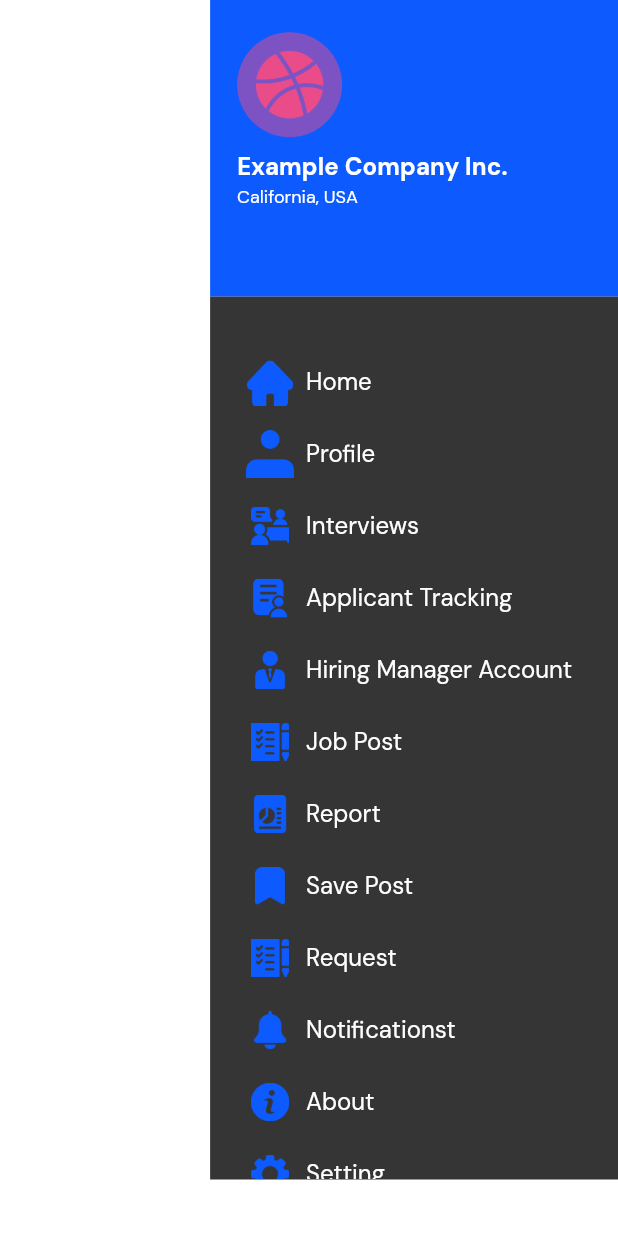
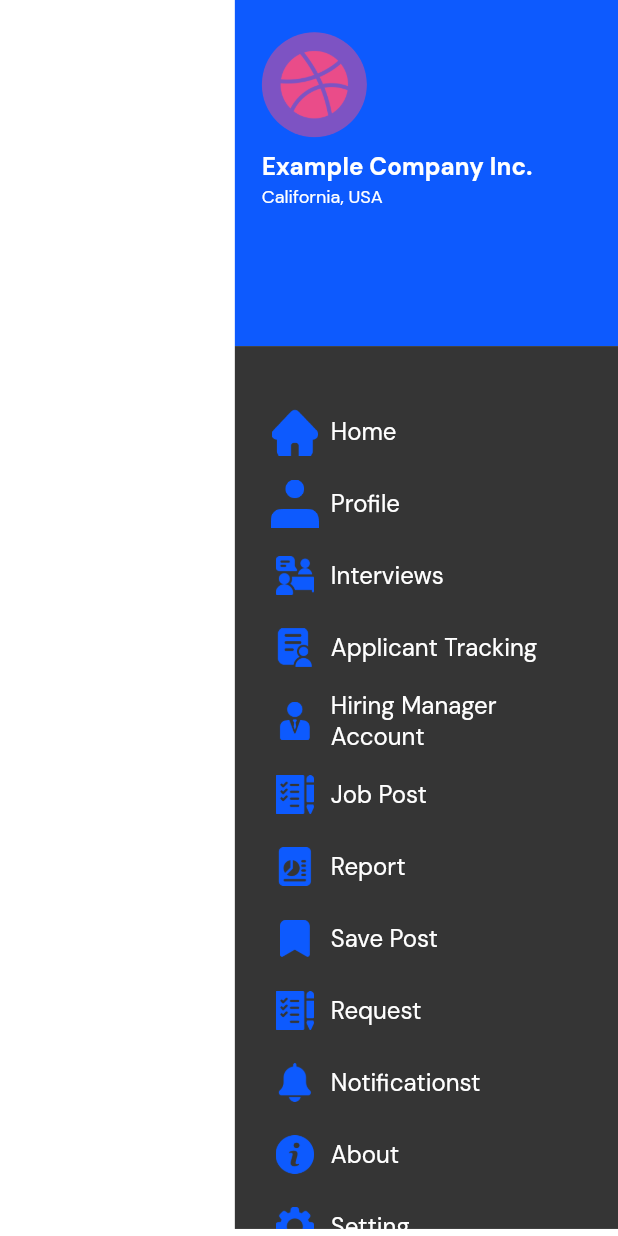
Before and after one commit to Apptesting7260/Flikka, a Flutter app: the DrawerRecruiter screen opened directly, on a phone screen of 412 x 824 dp. Run offline on Flutter 3.47's test engine with Material 2 defaults, Android fonts, the phone set to English and light mode, and no system bars; our stand-ins replace cached_network_image, dotted_border, dropdown_button2, file_picker, flutter_advanced_switch, flutter_card_swiper and 16 more; missing offline and left inert: flutter_downloader, new_pinput, omni_datetime_picker, table_calendar_null_safe; accounts and stored records are empty; network calls fail; project files that could hold a hidden picture were left out.

Commit message:
4/11/2023

```diff
--- a/lib/Job Recruiter/RecruiterDrawer/drawer_recruiter.dart
+++ b/lib/Job Recruiter/RecruiterDrawer/drawer_recruiter.dart
@@ -28,34 +28,41 @@ class _DrawerRecruiterState extends State<DrawerRecruiter> {
     return
       Scaffold(
         backgroundColor: Colors.transparent,
-        body: Row(mainAxisAlignment: MainAxisAlignment.end, children: [
-          Container(
+        body: Row(
+            mainAxisAlignment: MainAxisAlignment.end,
+            children: [
+          SingleChildScrollView(
+            physics: NeverScrollableScrollPhysics(),
+            child: SizedBox(
+              height: Get.height,
+              width: Get.width,
+              child: Stack(
+                children: [
+                  GestureDetector(
+                    onTap: () {
+                      Get.back() ;
+                    },
+                  ) ,
+                  Positioned(
+                    right: 0,
+                    child: Container(
                       //height: Get.height * 1.43,
-            width: Get.width * 0.66,
+                      width: Get.width * 0.62,
                       color: Colors.transparent,
-            alignment: Alignment.centerLeft,
+                      alignment: Alignment.centerRight,
                       child: Column(
                         children: [
                           Center(
                             child: Container(
-                    height: Get.height*.24,
+                              height: Get.height*.28,
                               width: double.infinity,
-                    decoration: BoxDecoration(
-                        // gradient: LinearGradient(
-                        //   colors: [
-                        //     Color(0xFF4D6FED),
-                        //     Color(0xff00008b),
-                        //   ],
-                        //   begin: Alignment.bottomCenter,
-                        //   end: Alignment.topCenter,
-                        // )
-                      color: AppColors.blueThemeColor
+                              decoration: const BoxDecoration(
+                                  color: AppColors.blueThemeColor,
                               ),
                               child: Column(
                                 crossAxisAlignment: CrossAxisAlignment.start,
                                 children: [
                                   SizedBox(height: Get.height*.026,),
-
                                   Padding(
                                     padding: const EdgeInsets.only(left: 18.0),
                                     child: Column(
@@ -63,8 +70,8 @@ class _DrawerRecruiterState extends State<DrawerRecruiter> {
                                       children: [
                                         CircleAvatar(
                                           radius:35,
-                                backgroundColor: Color(0xffE94D8A).withOpacity(0.3),
-                                backgroundImage: AssetImage("assets/images/icon_recruiter_drawer.png"),
+                                          backgroundColor: const Color(0xffE94D8A).withOpacity(0.3),
+                                          backgroundImage: const AssetImage("assets/images/icon_recruiter_drawer.png"),
                                           //backgroundImage: NetworkImage('https://images.unsplash.com/photo-1534528741775-53994a69daeb?ixlib=rb-4.0.3&ixid=M3wxMjA3fDB8MHxwaG90by1wYWdlfHx8fGVufDB8fHx8fA%3D%3D&auto=format&fit=crop&w=764&q=80'),
                                         ),
                                         const SizedBox(
@@ -90,8 +97,7 @@ class _DrawerRecruiterState extends State<DrawerRecruiter> {
                             ),
                           ),
 
-                Flexible(
-                  child: Container(
+                          Container(
                             height: Get.height/1.4,
                             color: const Color(0xff353535),
                             child: SingleChildScrollView(
@@ -345,9 +351,14 @@ class _DrawerRecruiterState extends State<DrawerRecruiter> {
                                 ],
                               ),
                             ),
-                  ),
                           )
                         ],
+                      ),
+                    ),
+                  ),
+                ],
+
+              ),
             ),
           ),
         ]),
--- a/lib/Job Recruiter/recruiter_profile/jobs.dart
+++ b/lib/Job Recruiter/recruiter_profile/jobs.dart
@@ -62,7 +62,7 @@ class _RecruiterJobsState extends State<RecruiterJobs> {
           ) :
           Column(
             children: [
-              SizedBox(height: Get.height*.06,),
+              SizedBox(height: Get.height*.02,),
               ListView.builder(
                 physics: const NeverScrollableScrollPhysics(),
                 itemCount: widget.recruiterJobsData?.length,
--- a/lib/Job Seeker/SeekerHome/home_swiper_find_job_widget.dart
+++ b/lib/Job Seeker/SeekerHome/home_swiper_find_job_widget.dart
@@ -231,7 +231,7 @@ class _HomeSwiperWidgetState extends State<HomeSwiperWidget> {
                         style: Theme.of(context).textTheme.titleSmall?.copyWith(fontWeight: FontWeight.w700),
                       ),
                       SizedBox(height: Get.height * .008,),
-                      Text( CommonFunctions.parseHTML(data?.description) ?? "" ,
+                      Text( CommonFunctions.parseHTML("${data?.description}") ?? "" ,
                         // overflow: TextOverflow.ellipsis,
                         // softWrap: true,
                         style: Theme.of(context).textTheme.bodySmall!.copyWith(color: AppColors.ratingcommenttextcolor),
@@ -239,7 +239,7 @@ class _HomeSwiperWidgetState extends State<HomeSwiperWidget> {
                       SizedBox(height: Get.height * 0.03,),
                       Text("Requirements", style: Theme.of(context).textTheme.titleSmall?.copyWith(fontWeight: FontWeight.w700),),
                       SizedBox(height: Get.height * .007,),
-                      Text( CommonFunctions.parseHTML(data?.requirements) ?? "" ,
+                      Text( CommonFunctions.parseHTML("${data?.requirements}") ?? "" ,
                         style: Theme.of(context).textTheme.bodySmall!.copyWith(color: AppColors.ratingcommenttextcolor),),
                       SizedBox(height: Get.height*.02,),
                     ],
--- a/lib/utils/CommonFunctions.dart
+++ b/lib/utils/CommonFunctions.dart
@@ -75,7 +75,9 @@ class CommonFunctions {
                     width: Get.width*.25,
                     height: Get.height*.05,
                     title: "No",
-                    onTap1: () { Get.back() ;},)
+                    onTap1: () {
+                      Get.back();
+                      },)
                 ],
               ),
             ],
```
Also changed, not shown: lib/Job Recruiter/AddJobPage/add_a_job_page_area.dart (+15 -15 lines), lib/Job Recruiter/recruiter_profile/about.dart (+8 -1 lines), lib/Job Seeker/saved_post_widget.dart (+11 -6 lines). Lines whose indentation alone changed are shown as unchanged.
